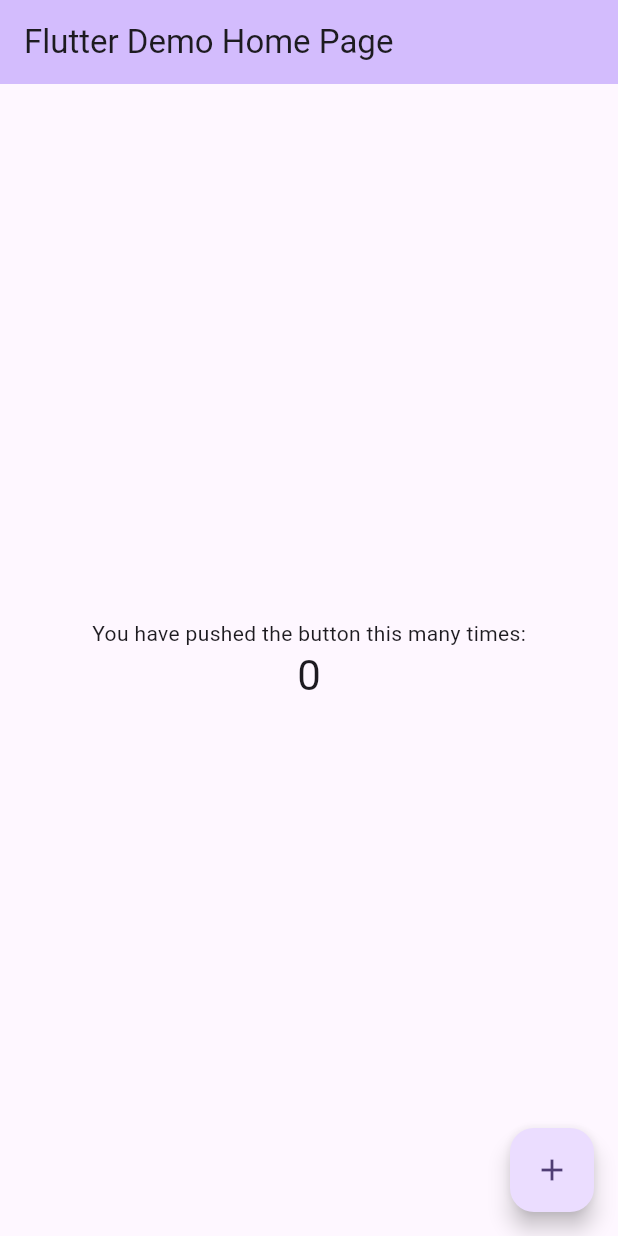
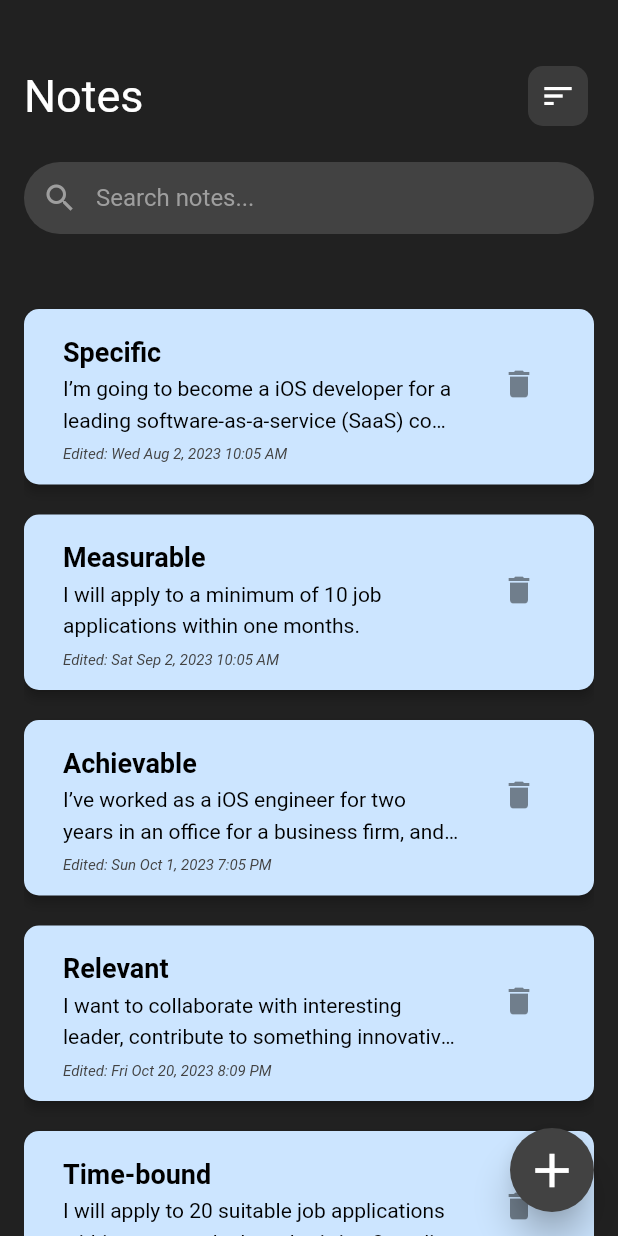
Before and after one commit to farhannovan/mindify_app, a Flutter app: the screen it shows after launch, on a phone screen of 412 x 824 dp. Run offline on Flutter 3.47's test engine with Material 2 defaults, Android fonts, the phone set to English and light mode, and no system bars.

Commit message:
building ui

```diff
--- a/lib/main.dart
+++ b/lib/main.dart
@@ -1,125 +1,18 @@
 import 'package:flutter/material.dart';
+import 'package:mindify_app/screens/home.dart';
 
 void main() {
-  runApp(const MyApp());
+  runApp(const MainApp());
 }
 
-class MyApp extends StatelessWidget {
-  const MyApp({super.key});
+class MainApp extends StatelessWidget {
+  const MainApp({super.key});
 
-  // This widget is the root of your application.
   @override
   Widget build(BuildContext context) {
-    return MaterialApp(
-      title: 'Flutter Demo',
-      theme: ThemeData(
-        // This is the theme of your application.
-        //
-        // TRY THIS: Try running your application with "flutter run". You'll see
-        // the application has a blue toolbar. Then, without quitting the app,
-        // try changing the seedColor in the colorScheme below to Colors.green
-        // and then invoke "hot reload" (save your changes or press the "hot
-        // reload" button in a Flutter-supported IDE, or press "r" if you used
-        // the command line to start the app).
-        //
-        // Notice that the counter didn't reset back to zero; the application
-        // state is not lost during the reload. To reset the state, use hot
-        // restart instead.
-        //
-        // This works for code too, not just values: Most code changes can be
-        // tested with just a hot reload.
-        colorScheme: ColorScheme.fromSeed(seedColor: Colors.deepPurple),
-        useMaterial3: true,
-      ),
-      home: const MyHomePage(title: 'Flutter Demo Home Page'),
+    return const MaterialApp(
+      debugShowCheckedModeBanner: false,
+      home: HomeScreen(),
     );
   }
 }
-
-class MyHomePage extends StatefulWidget {
-  const MyHomePage({super.key, required this.title});
-
-  // This widget is the home page of your application. It is stateful, meaning
-  // that it has a State object (defined below) that contains fields that affect
-  // how it looks.
-
-  // This class is the configuration for the state. It holds the values (in this
-  // case the title) provided by the parent (in this case the App widget) and
-  // used by the build method of the State. Fields in a Widget subclass are
-  // always marked "final".
-
-  final String title;
-
-  @override
-  State<MyHomePage> createState() => _MyHomePageState();
-}
-
-class _MyHomePageState extends State<MyHomePage> {
-  int _counter = 0;
-
-  void _incrementCounter() {
-    setState(() {
-      // This call to setState tells the Flutter framework that something has
-      // changed in this State, which causes it to rerun the build method below
-      // so that the display can reflect the updated values. If we changed
-      // _counter without calling setState(), then the build method would not be
-      // called again, and so nothing would appear to happen.
-      _counter++;
-    });
-  }
-
-  @override
-  Widget build(BuildContext context) {
-    // This method is rerun every time setState is called, for instance as done
-    // by the _incrementCounter method above.
-    //
-    // The Flutter framework has been optimized to make rerunning build methods
-    // fast, so that you can just rebuild anything that needs updating rather
-    // than having to individually change instances of widgets.
-    return Scaffold(
-      appBar: AppBar(
-        // TRY THIS: Try changing the color here to a specific color (to
-        // Colors.amber, perhaps?) and trigger a hot reload to see the AppBar
-        // change color while the other colors stay the same.
-        backgroundColor: Theme.of(context).colorScheme.inversePrimary,
-        // Here we take the value from the MyHomePage object that was created by
-        // the App.build method, and use it to set our appbar title.
-        title: Text(widget.title),
-      ),
-      body: Center(
-        // Center is a layout widget. It takes a single child and positions it
-        // in the middle of the parent.
-        child: Column(
-          // Column is also a layout widget. It takes a list of children and
-          // arranges them vertically. By default, it sizes itself to fit its
-          // children horizontally, and tries to be as tall as its parent.
-          //
-          // Column has various properties to control how it sizes itself and
-          // how it positions its children. Here we use mainAxisAlignment to
-          // center the children vertically; the main axis here is the vertical
-          // axis because Columns are vertical (the cross axis would be
-          // horizontal).
-          //
-          // TRY THIS: Invoke "debug painting" (choose the "Toggle Debug Paint"
-          // action in the IDE, or press "p" in the console), to see the
-          // wireframe for each widget.
-          mainAxisAlignment: MainAxisAlignment.center,
-          children: <Widget>[
-            const Text(
-              'You have pushed the button this many times:',
-            ),
-            Text(
-              '$_counter',
-              style: Theme.of(context).textTheme.headlineMedium,
-            ),
-          ],
-        ),
-      ),
-      floatingActionButton: FloatingActionButton(
-        onPressed: _incrementCounter,
-        tooltip: 'Increment',
-        child: const Icon(Icons.add),
-      ), // This trailing comma makes auto-formatting nicer for build methods.
-    );
-  }
-}
--- a/lib/models/note.dart
+++ b/lib/models/note.dart
@@ -0,0 +1,52 @@
+class Note {
+  int id;
+  String title;
+  String content;
+  DateTime modifiedTime;
+
+  Note({
+    required this.id,
+    required this.title,
+    required this.content,
+    required this.modifiedTime,
+  });
+}
+
+
+List<Note> sampleNotes = [
+  Note(
+    id: 0,
+    title: 'Specific',
+    content:
+    'I’m going to become a iOS developer for a leading software-as-a-service (SaaS) company like Spotify and work remotely.',
+    modifiedTime: DateTime(2023,8,1,34,5),
+  ),
+  Note(
+    id: 1,
+    title: 'Measurable',
+    content:
+    'I will apply to a minimum of 10 job applications within one months.',
+    modifiedTime: DateTime(2023,9,1,34,5),
+  ),
+  Note(
+    id: 2,
+    title: 'Achievable',
+    content:
+    'I’ve worked as a iOS engineer for two years in an office for a business firm, and I’m great at my job.',
+    modifiedTime: DateTime(2023,10,1,19,5),
+  ),
+  Note(
+    id: 3,
+    title: 'Relevant',
+    content:
+    'I want to collaborate with interesting leader, contribute to something innovative, and join a company with room for me to grow. Also, I want to travel long-term as a digital nomad.',
+    modifiedTime: DateTime(2023,10,20,20,9),
+  ),
+  Note(
+    id: 4,
+    title: 'Time-bound',
+    content:
+    'I will apply to 20 suitable job applications within two months by submitting 2 application per week.',
+    modifiedTime: DateTime(2023,10,21,13,9),
+  ),
+];
--- a/lib/screens/home.dart
+++ b/lib/screens/home.dart
@@ -0,0 +1,293 @@
+import 'dart:math';
+
+import 'package:flutter/material.dart';
+import 'package:intl/intl.dart';
+import 'package:mindify_app/constants/colors.dart';
+import 'package:mindify_app/models/note.dart';
+import 'package:mindify_app/screens/edit.dart';
+
+class HomeScreen extends StatefulWidget {
+  const HomeScreen({super.key});
+
+  @override
+  State<HomeScreen> createState() => _HomeScreenState();
+}
+
+class _HomeScreenState extends State<HomeScreen> {
+  List<Note> filteredNotes = [];
+  bool sorted = false;
+
+  @override
+  void initState() {
+    super.initState();
+    filteredNotes = sampleNotes;
+  }
+
+  List<Note> sortNotesByModifiedTime(List<Note> notes) {
+    if (sorted) {
+      notes.sort((a, b) => a.modifiedTime.compareTo(b.modifiedTime));
+    } else {
+      notes.sort((b, a) => a.modifiedTime.compareTo(b.modifiedTime));
+    }
+
+    sorted = !sorted;
+
+    return notes;
+  }
+
+  getRandomColor() {
+    Random random = Random();
+    return backgroundColors[random.nextInt(backgroundColors.length)];
+  }
+
+  void onSearchTextChanged(String searchText) {
+    setState(() {
+      filteredNotes = sampleNotes
+          .where((note) =>
+      note.content.toLowerCase().contains(searchText.toLowerCase()) ||
+          note.title.toLowerCase().contains(searchText.toLowerCase()))
+          .toList();
+    });
+  }
+
+  void deleteNote(int index) {
+    setState(() {
+      Note note = filteredNotes[index];
+      sampleNotes.remove(note);
+      filteredNotes.removeAt(index);
+    });
+  }
+
+  @override
+  Widget build(BuildContext context) {
+    return Scaffold(
+      backgroundColor: Colors.grey.shade900,
+      body: Padding(
+        padding: const EdgeInsets.fromLTRB(16, 40, 16, 0),
+        child: Column(
+          children: [
+            Row(
+              mainAxisAlignment: MainAxisAlignment.spaceBetween,
+              children: [
+                const Text(
+                  'Notes',
+                  style: TextStyle(fontSize: 30, color: Colors.white),
+                ),
+                IconButton(
+                    onPressed: () {
+                      setState(() {
+                        filteredNotes = sortNotesByModifiedTime(filteredNotes);
+                      });
+                    },
+                    padding: const EdgeInsets.all(0),
+                    icon: Container(
+                      width: 40,
+                      height: 40,
+                      decoration: BoxDecoration(
+                          color: Colors.grey.shade800.withOpacity(.8),
+                          borderRadius: BorderRadius.circular(10)),
+                      child: const Icon(
+                        Icons.sort,
+                        color: Colors.white,
+                      ),
+                    ))
+              ],
+            ),
+            const SizedBox(
+              height: 20,
+            ),
+            TextField(
+              onChanged: onSearchTextChanged,
+              style: const TextStyle(fontSize: 16, color: Colors.white),
+              decoration: InputDecoration(
+                contentPadding: const EdgeInsets.symmetric(vertical: 12),
+                hintText: "Search notes...",
+                hintStyle: const TextStyle(color: Colors.grey),
+                prefixIcon: const Icon(
+                  Icons.search,
+                  color: Colors.grey,
+                ),
+                fillColor: Colors.grey.shade800,
+                filled: true,
+                focusedBorder: OutlineInputBorder(
+                  borderRadius: BorderRadius.circular(30),
+                  borderSide: const BorderSide(color: Colors.transparent),
+                ),
+                enabledBorder: OutlineInputBorder(
+                  borderRadius: BorderRadius.circular(30),
+                  borderSide: const BorderSide(color: Colors.transparent),
+                ),
+              ),
+            ),
+            SizedBox(height: 20,),
+            Expanded(
+                child: ListView.builder(
+                  padding: const EdgeInsets.only(top: 30),
+                  itemCount: filteredNotes.length,
+                  itemBuilder: (context, index) {
+                    return Card(
+                      margin: const EdgeInsets.only(bottom: 20),
+                      color: getRandomColor(),
+                      elevation: 3,
+                      shape: RoundedRectangleBorder(
+                          borderRadius: BorderRadius.circular(10)),
+                      child: Padding(
+                        padding: const EdgeInsets.all(10.0),
+                        child: ListTile(
+                          onTap: () async {
+                            final result = await Navigator.push(
+                              context,
+                              MaterialPageRoute(
+                                builder: (BuildContext context) =>
+                                    EditScreen(note: filteredNotes[index]),
+                              ),
+                            );
+                            if (result != null) {
+                              setState(() {
+                                int originalIndex =
+                                sampleNotes.indexOf(filteredNotes[index]);
+
+                                sampleNotes[originalIndex] = Note(
+                                    id: sampleNotes[originalIndex].id,
+                                    title: result[0],
+                                    content: result[1],
+                                    modifiedTime: DateTime.now());
+
+                                filteredNotes[index] = Note(
+                                    id: filteredNotes[index].id,
+                                    title: result[0],
+                                    content: result[1],
+                                    modifiedTime: DateTime.now());
+                              });
+                            }
+                          },
+                          title: RichText(
+                            maxLines: 3,
+                            overflow: TextOverflow.ellipsis,
+                            text: TextSpan(
+                                text: '${filteredNotes[index].title} \n',
+                                style: const TextStyle(
+                                    color: Colors.black,
+                                    fontWeight: FontWeight.bold,
+                                    fontSize: 18,
+                                    height: 1.5),
+                                children: [
+                                  TextSpan(
+                                    text: filteredNotes[index].content,
+                                    style: const TextStyle(
+                                        color: Colors.black,
+                                        fontWeight: FontWeight.normal,
+                                        fontSize: 14,
+                                        height: 1.5),
+                                  )
+                                ]),
+                          ),
+                          subtitle: Padding(
+                            padding: const EdgeInsets.only(top: 8.0),
+                            child: Text(
+                              'Edited: ${DateFormat('EEE MMM d, yyyy h:mm a').format(filteredNotes[index].modifiedTime)}',
+                              style: TextStyle(
+                                  fontSize: 10,
+                                  fontStyle: FontStyle.italic,
+                                  color: Colors.grey.shade800),
+                            ),
+                          ),
+                          trailing: IconButton(
+                            onPressed: () async {
+                              final result = await confirmDialog(context);
+                              if (result != null && result) {
+                                deleteNote(index);
+                              }
+                            },
+                            icon: const Icon(
+                              Icons.delete,
+                            ),
+                          ),
+                        ),
+                      ),
+                    );
+                  },
+                ))
+          ],
+        ),
+      ),
+      floatingActionButton: FloatingActionButton(
+        onPressed: () async {
+          final result = await Navigator.push(
+            context,
+            MaterialPageRoute(
+              builder: (BuildContext context) => const EditScreen(),
+            ),
+          );
+
+          if (result != null) {
+            setState(() {
+              sampleNotes.add(Note(
+                  id: sampleNotes.length,
+                  title: result[0],
+                  content: result[1],
+                  modifiedTime: DateTime.now()));
+              filteredNotes = sampleNotes;
+            });
+          }
+        },
+        elevation: 10,
+        backgroundColor: Colors.grey.shade800,
+        child: const Icon(
+          Icons.add,
+          size: 38,
+        ),
+      ),
+    );
+  }
+
+  Future<dynamic> confirmDialog(BuildContext context) {
+    return showDialog(
+        context: context,
+        builder: (BuildContext context) {
+          return AlertDialog(
+            backgroundColor: Colors.grey.shade900,
+            icon: const Icon(
+              Icons.info,
+              color: Colors.grey,
+            ),
+            title: const Text(
+              'Are you sure you want to delete?',
+              style: TextStyle(color: Colors.white),
+            ),
+            content: Row(
+                mainAxisAlignment: MainAxisAlignment.spaceAround,
+                children: [
+                  ElevatedButton(
+                      onPressed: () {
+                        Navigator.pop(context, true);
+                      },
+                      style: ElevatedButton.styleFrom(
+                          backgroundColor: Colors.green),
+                      child: const SizedBox(
+                        width: 60,
+                        child: Text(
+                          'Yes',
+                          textAlign: TextAlign.center,
+                          style: TextStyle(color: Colors.white),
+                        ),
+                      )),
+                  ElevatedButton(
+                      onPressed: () {
+                        Navigator.pop(context, false);
+                      },
+                      style:
+                      ElevatedButton.styleFrom(backgroundColor: Colors.red),
+                      child: const SizedBox(
+                        width: 60,
+                        child: Text(
+                          'No',
+                          textAlign: TextAlign.center,
+                          style: TextStyle(color: Colors.white),
+                        ),
+                      )),
+                ]),
+          );
+        });
+  }
+}
--- a/pubspec.yaml
+++ b/pubspec.yaml
@@ -35,6 +35,7 @@ dependencies:
   # The following adds the Cupertino Icons font to your application.
   # Use with the CupertinoIcons class for iOS style icons.
   cupertino_icons: ^1.0.2
+  intl: ^0.17.0
 
 dev_dependencies:
   flutter_test:
```
Also changed, not shown: lib/screens/edit.dart (+95 -0 lines), pubspec.lock, 1 other file.
